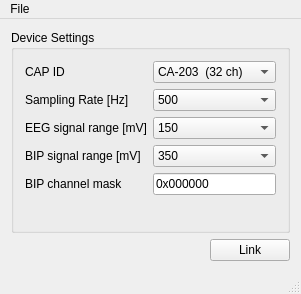
This is mainwindow.ui in fcbg-platforms/lsl-eego as Qt 5 draws it before an edit. The edited form follows.
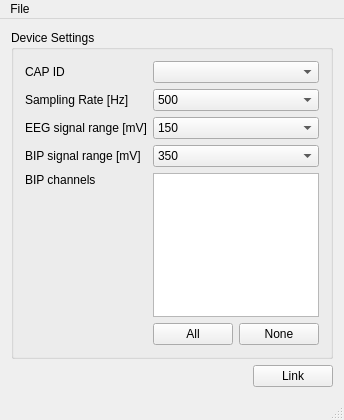
This is the edited form.

Commit message:
Remove the 128 ch setup, select BIP channels from a checkable list
- Drop the CA-209 cap and amplifier cascading: a single amplifier is
  used (lowest serial number if several are connected).
- Replace the BIP hex mask field by a checkable AUX1-AUX24 list with
  All/None buttons. Config files still store the selection as
  hexBipMask.
- Save the cap by name in config files; older files keep CA-203 and
  CA-208, other indexes fall back to the default cap.

The edit to the form file:
```diff
--- a/mainwindow.ui
+++ b/mainwindow.ui
@@ -6,8 +6,8 @@
    <rect>
     <x>0</x>
     <y>0</y>
-    <width>281</width>
-    <height>294</height>
+    <width>300</width>
+    <height>420</height>
    </rect>
   </property>
   <property name="windowTitle">
@@ -35,26 +35,9 @@
          </item>
          <item row="0" column="1">
           <widget class="QComboBox" name="Cap_ID">
-           <item>
-            <property name="text">
-             <string>CA-203  (32 ch)</string>
-            </property>
-           </item>
-           <item>
-            <property name="text">
-             <string>CA-208  (64 ch)</string>
-            </property>
-           </item>
-           <item>
-            <property name="text">
-             <string>CA-209  (128 ch)</string>
-            </property>
-           </item>
-           <item>
-            <property name="text">
-             <string>NA-265  (64 ch)</string>
-            </property>
-           </item>
+           <property name="toolTip">
+            <string>Cap layout: defines the EEG channels streamed and their labels.</string>
+           </property>
           </widget>
          </item>
          <item row="1" column="0">
@@ -194,19 +177,50 @@
          <item row="4" column="0">
           <widget class="QLabel" name="BIP_Channel_Label">
            <property name="text">
-            <string>BIP channel mask</string>
+            <string>BIP channels</string>
+           </property>
+           <property name="alignment">
+            <set>Qt::AlignLeading|Qt::AlignLeft|Qt::AlignTop</set>
            </property>
           </widget>
          </item>
          <item row="4" column="1">
-          <widget class="QLineEdit" name="BIP_LineEdit">
-           <property name="text">
-            <string>0x000000</string>
-           </property>
-           <property name="toolTip">
-            <string>Hexadecimal mask of the bipolar (AUX) channels to stream (bit 0 = AUX1). Truncated to the cap maximum: 6 hex digits (24 channels) for the 32 and 64 ch caps, 12 hex digits (48 channels) for the 128 ch cap.</string>
-           </property>
-          </widget>
+          <layout class="QVBoxLayout" name="BIP_Layout">
+           <item>
+            <widget class="QListWidget" name="BIP_List">
+             <property name="toolTip">
+              <string>Bipolar (AUX) channels to stream, in addition to all the EEG channels of the cap.</string>
+             </property>
+             <property name="selectionMode">
+              <enum>QAbstractItemView::NoSelection</enum>
+             </property>
+             <property name="minimumSize">
+              <size>
+               <width>0</width>
+               <height>140</height>
+              </size>
+             </property>
+            </widget>
+           </item>
+           <item>
+            <layout class="QHBoxLayout" name="BIP_Buttons">
+             <item>
+              <widget class="QPushButton" name="BIP_All">
+               <property name="text">
+                <string>All</string>
+               </property>
+              </widget>
+             </item>
+             <item>
+              <widget class="QPushButton" name="BIP_None">
+               <property name="text">
+                <string>None</string>
+               </property>
+              </widget>
+             </item>
+            </layout>
+           </item>
+          </layout>
          </item>
         </layout>
        </widget>
```
The commit also changes 4 other files.
